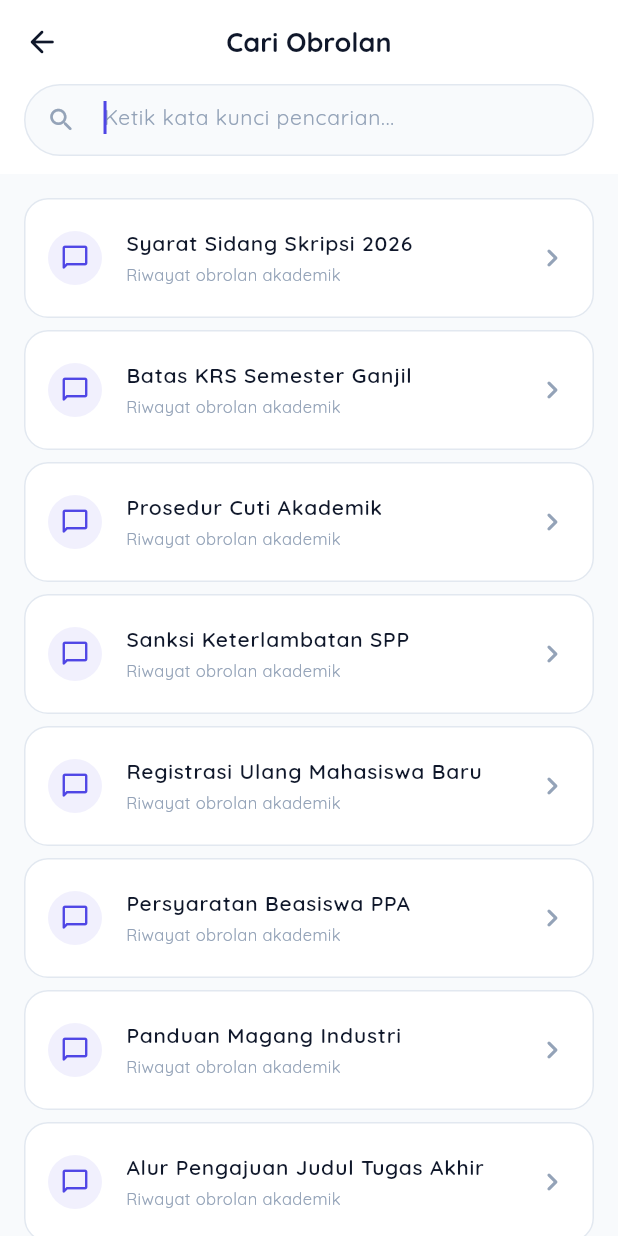
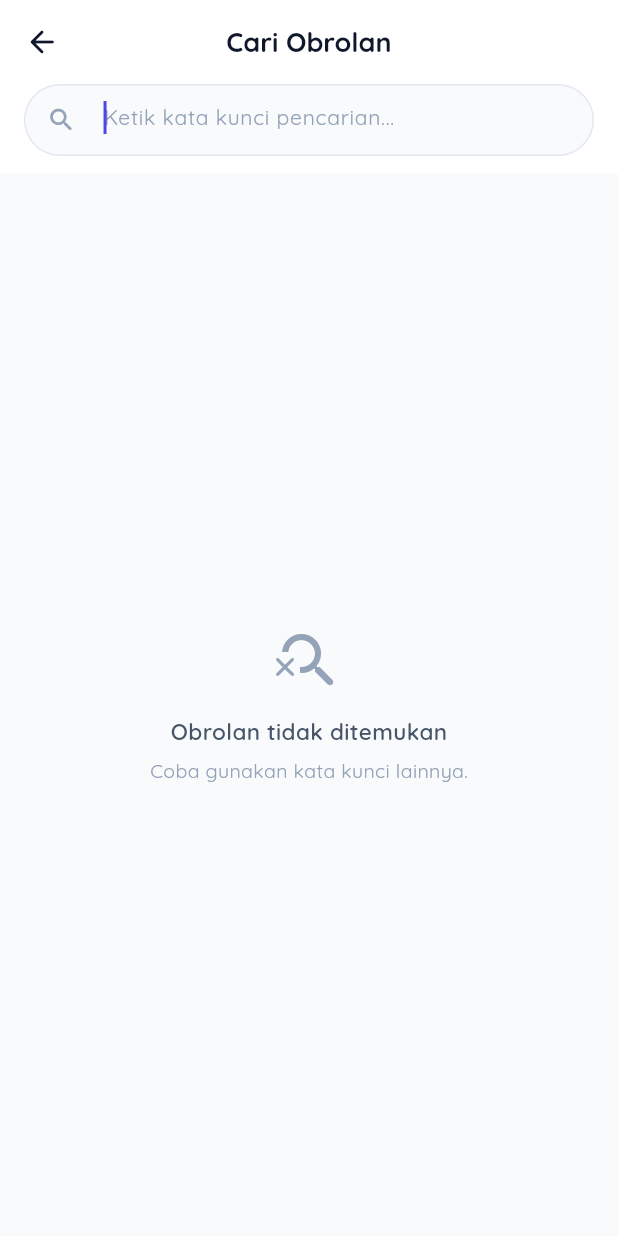
Before and after one commit to yudnata/smart-campus-assistant, a Flutter app: the SearchChatScreen screen opened directly, on a phone screen of 412 x 824 dp. Run offline on Flutter 3.47's test engine with Material 3 defaults, Android fonts, the light colour scheme and no system bars; drawn by our look-alikes of flutter_animate; our stand-ins replace dio, equatable, flutter_riverpod, flutter_tts, fpdart, pretty_dio_logger and 2 more; accounts and stored records are empty.

Commit message:
feat: add chat history search screen and backend CRUD API endpoints

```diff
--- a/mobile/lib/features/chat/presentation/screens/search_chat_screen.dart
+++ b/mobile/lib/features/chat/presentation/screens/search_chat_screen.dart
@@ -5,35 +5,25 @@
 
 import 'package:flutter/material.dart';
 import 'package:flutter_animate/flutter_animate.dart';
+import 'package:flutter_riverpod/flutter_riverpod.dart';
 import '../../../../core/theme/app_theme.dart';
+import '../providers/history_provider.dart';
+import '../providers/chat_provider.dart';
 
-class SearchChatScreen extends StatefulWidget {
+class SearchChatScreen extends ConsumerStatefulWidget {
   const SearchChatScreen({super.key});
 
   @override
-  State<SearchChatScreen> createState() => _SearchChatScreenState();
+  ConsumerState<SearchChatScreen> createState() => _SearchChatScreenState();
 }
 
-class _SearchChatScreenState extends State<SearchChatScreen> {
+class _SearchChatScreenState extends ConsumerState<SearchChatScreen> {
   final _searchController = TextEditingController();
-  final List<String> _allChats = [
-    'Syarat Sidang Skripsi 2026',
-    'Batas KRS Semester Ganjil',
-    'Prosedur Cuti Akademik',
-    'Sanksi Keterlambatan SPP',
-    'Registrasi Ulang Mahasiswa Baru',
-    'Persyaratan Beasiswa PPA',
-    'Panduan Magang Industri',
-    'Alur Pengajuan Judul Tugas Akhir',
-    'Cara Mengurus KTM Hilang',
-    'Kalender Akademik 2026/2027',
-  ];
-  List<String> _filteredChats = [];
+  String _searchQuery = '';
 
   @override
   void initState() {
     super.initState();
-    _filteredChats = List.from(_allChats);
     _searchController.addListener(_onSearchChanged);
   }
 
@@ -45,20 +35,23 @@ class _SearchChatScreenState extends State<SearchChatScreen> {
   }
 
   void _onSearchChanged() {
-    final query = _searchController.text.toLowerCase().trim();
     setState(() {
-      if (query.isEmpty) {
-        _filteredChats = List.from(_allChats);
-      } else {
-        _filteredChats = _allChats
-            .where((chat) => chat.toLowerCase().contains(query))
-            .toList();
-      }
+      _searchQuery = _searchController.text.toLowerCase().trim();
     });
   }
 
   @override
   Widget build(BuildContext context) {
+    final historyState = ref.watch(historyProvider);
+    final allChats = historyState.conversations;
+
+    final filteredChats = _searchQuery.isEmpty
+        ? allChats
+        : allChats.where((chat) {
+            final title = (chat['title'] as String?) ?? 'Obrolan';
+            return title.toLowerCase().contains(_searchQuery);
+          }).toList();
+
     return Scaffold(
       backgroundColor: AppTheme.backgroundLight,
       appBar: AppBar(
@@ -117,7 +110,7 @@ class _SearchChatScreenState extends State<SearchChatScreen> {
           ),
         ),
       ),
-      body: _filteredChats.isEmpty
+      body: filteredChats.isEmpty
           ? Center(
               child: const Column(
                 mainAxisSize: MainAxisSize.min,
@@ -147,8 +140,10 @@ class _SearchChatScreenState extends State<SearchChatScreen> {
             )
           : ListView.builder(
               padding: const EdgeInsets.all(16),
-              itemCount: _filteredChats.length,
+              itemCount: filteredChats.length,
               itemBuilder: (context, index) {
+                final chat = filteredChats[index];
+                final title = chat['title'] ?? 'Obrolan';
                 return Card(
                   margin: const EdgeInsets.only(bottom: 8),
                   elevation: 0,
@@ -172,7 +167,7 @@ class _SearchChatScreenState extends State<SearchChatScreen> {
                       ),
                     ),
                     title: Text(
-                      _filteredChats[index],
+                      title,
                       style: const TextStyle(
                         fontFamily: 'Quicksand',
                         fontWeight: FontWeight.w600,
@@ -191,12 +186,7 @@ class _SearchChatScreenState extends State<SearchChatScreen> {
                     trailing: const Icon(Icons.chevron_right_rounded, color: AppTheme.textMuted),
                     onTap: () {
                       Navigator.pop(context);
-                      ScaffoldMessenger.of(context).showSnackBar(
-                        SnackBar(
-                          content: Text('Membuka obrolan: ${_filteredChats[index]}'),
-                          behavior: SnackBarBehavior.floating,
-                        ),
-                      );
+                      ref.read(chatProvider.notifier).loadConversation(chat['id']);
                     },
                   ),
                 ).animate().fadeIn(delay: (index * 50).ms).slideY(begin: 0.1, end: 0);
```
Also changed, not shown: mobile/lib/features/auth/providers/auth_provider.dart (+11 -3 lines), 2 other files.
